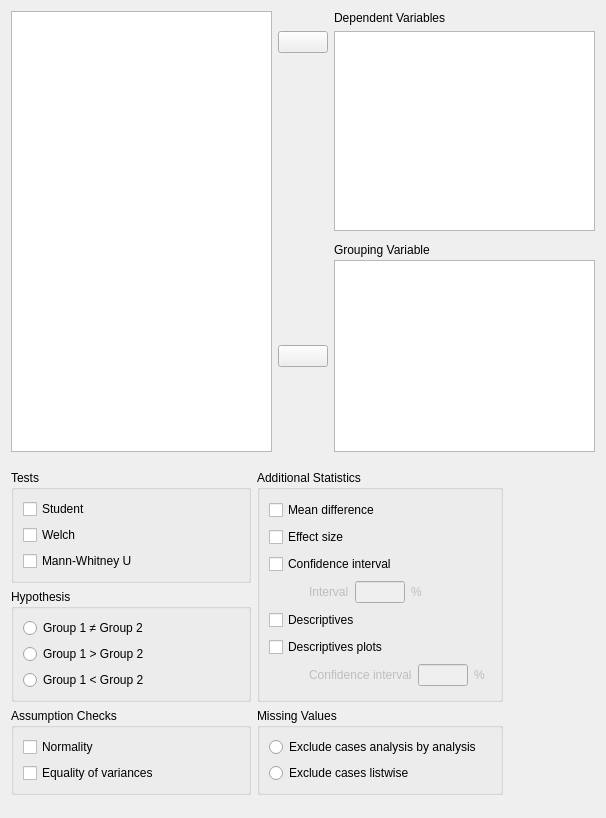
jasp-stats/jasp-desktop, file JASP-Desktop/analysisforms/ttestindependentsamplesform.ui: the form before one commit.
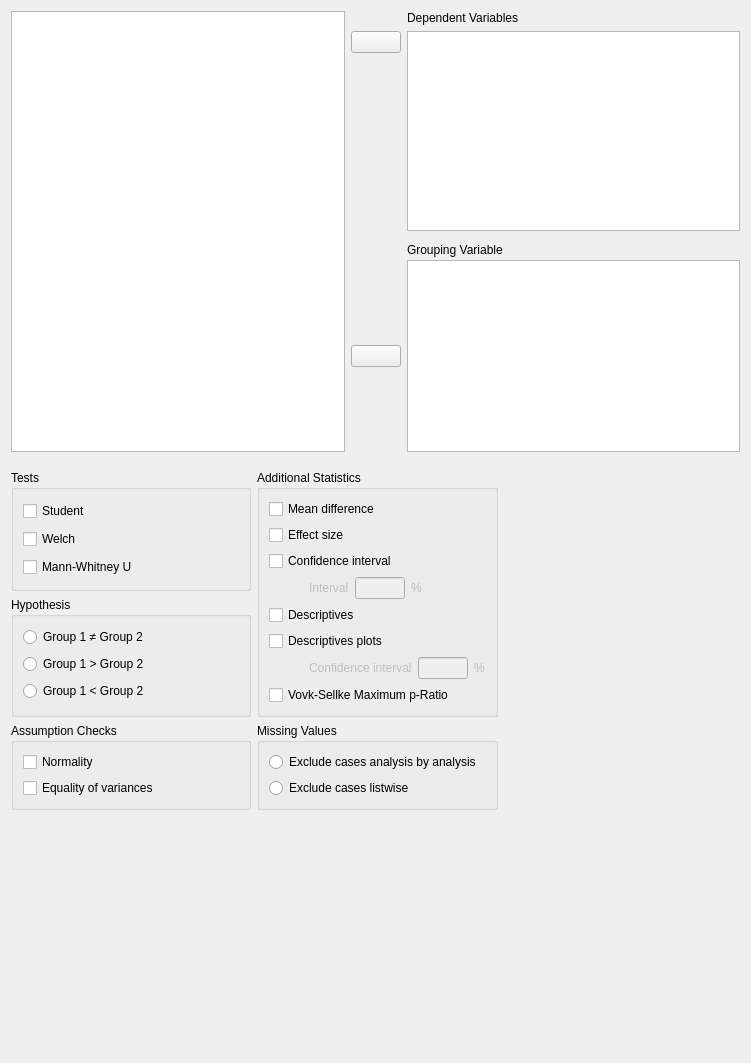
The form after the commit. Custom widgets are drawn as their Qt base class.

Commit message: Vovk-Sellke Maximum p-Ratio Preparation

What changed in the file:
```diff
--- a/JASP-Desktop/analysisforms/ttestindependentsamplesform.ui
+++ b/JASP-Desktop/analysisforms/ttestindependentsamplesform.ui
@@ -6,8 +6,8 @@
    <rect>
     <x>0</x>
     <y>0</y>
-    <width>606</width>
-    <height>818</height>
+    <width>751</width>
+    <height>1063</height>
    </rect>
   </property>
   <property name="sizePolicy">
@@ -482,8 +482,8 @@
         <property name="title">
          <string>Additional Statistics</string>
         </property>
-        <layout class="QGridLayout" name="gridLayout_3">
-         <item row="0" column="0" colspan="3">
+        <layout class="QVBoxLayout" name="verticalLayout">
+         <item>
           <widget class="BoundCheckBox" name="meanDifference">
            <property name="sizePolicy">
             <sizepolicy hsizetype="Fixed" vsizetype="Fixed">
@@ -496,33 +496,7 @@
            </property>
           </widget>
          </item>
-         <item row="5" column="0">
-          <widget class="BoundCheckBox" name="descriptivesPlots">
-           <property name="sizePolicy">
-            <sizepolicy hsizetype="Fixed" vsizetype="Fixed">
-             <horstretch>0</horstretch>
-             <verstretch>0</verstretch>
-            </sizepolicy>
-           </property>
-           <property name="text">
-            <string>Descriptives plots</string>
-           </property>
-          </widget>
-         </item>
-         <item row="2" column="0" colspan="3">
-          <widget class="BoundCheckBox" name="confidenceInterval">
-           <property name="sizePolicy">
-            <sizepolicy hsizetype="Fixed" vsizetype="Fixed">
-             <horstretch>0</horstretch>
-             <verstretch>0</verstretch>
-            </sizepolicy>
-           </property>
-           <property name="text">
-            <string>Confidence interval</string>
-           </property>
-          </widget>
-         </item>
-         <item row="1" column="0">
+         <item>
           <widget class="BoundCheckBox" name="effectSize">
            <property name="sizePolicy">
             <sizepolicy hsizetype="Fixed" vsizetype="Fixed">
@@ -535,7 +509,89 @@
            </property>
           </widget>
          </item>
-         <item row="4" column="0" colspan="2">
+         <item>
+          <widget class="BoundCheckBox" name="confidenceInterval">
+           <property name="sizePolicy">
+            <sizepolicy hsizetype="Fixed" vsizetype="Fixed">
+             <horstretch>0</horstretch>
+             <verstretch>0</verstretch>
+            </sizepolicy>
+           </property>
+           <property name="text">
+            <string>Confidence interval</string>
+           </property>
+          </widget>
+         </item>
+         <item>
+          <widget class="QWidget" name="widgetConfidenceIntervalInterval" native="true">
+           <property name="enabled">
+            <bool>false</bool>
+           </property>
+           <property name="sizePolicy">
+            <sizepolicy hsizetype="Fixed" vsizetype="Fixed">
+             <horstretch>0</horstretch>
+             <verstretch>0</verstretch>
+            </sizepolicy>
+           </property>
+           <layout class="QGridLayout" name="gridLayout_2">
+            <property name="leftMargin">
+             <number>40</number>
+            </property>
+            <property name="topMargin">
+             <number>0</number>
+            </property>
+            <property name="rightMargin">
+             <number>0</number>
+            </property>
+            <property name="bottomMargin">
+             <number>0</number>
+            </property>
+            <item row="0" column="2">
+             <widget class="QLabel" name="label_2">
+              <property name="sizePolicy">
+               <sizepolicy hsizetype="Fixed" vsizetype="Fixed">
+                <horstretch>0</horstretch>
+                <verstretch>0</verstretch>
+               </sizepolicy>
+              </property>
+              <property name="text">
+               <string>%</string>
+              </property>
+             </widget>
+            </item>
+            <item row="0" column="0">
+             <widget class="QLabel" name="label">
+              <property name="sizePolicy">
+               <sizepolicy hsizetype="Fixed" vsizetype="Fixed">
+                <horstretch>0</horstretch>
+                <verstretch>0</verstretch>
+               </sizepolicy>
+              </property>
+              <property name="text">
+               <string>Interval</string>
+              </property>
+             </widget>
+            </item>
+            <item row="0" column="1">
+             <widget class="BoundTextBox" name="confidenceIntervalInterval">
+              <property name="sizePolicy">
+               <sizepolicy hsizetype="Fixed" vsizetype="Fixed">
+                <horstretch>0</horstretch>
+                <verstretch>0</verstretch>
+               </sizepolicy>
+              </property>
+              <property name="maximumSize">
+               <size>
+                <width>50</width>
+                <height>16777215</height>
+               </size>
+              </property>
+             </widget>
+            </item>
+           </layout>
+          </widget>
+         </item>
+         <item>
           <widget class="BoundCheckBox" name="descriptives">
            <property name="sizePolicy">
             <sizepolicy hsizetype="Fixed" vsizetype="Fixed">
@@ -548,7 +604,20 @@
            </property>
           </widget>
          </item>
-         <item row="6" column="0" colspan="2">
+         <item>
+          <widget class="BoundCheckBox" name="descriptivesPlots">
+           <property name="sizePolicy">
+            <sizepolicy hsizetype="Fixed" vsizetype="Fixed">
+             <horstretch>0</horstretch>
+             <verstretch>0</verstretch>
+            </sizepolicy>
+           </property>
+           <property name="text">
+            <string>Descriptives plots</string>
+           </property>
+          </widget>
+         </item>
+         <item>
           <widget class="QWidget" name="widgetDescriptivesPlotsConfidenceInterval" native="true">
            <property name="enabled">
             <bool>false</bool>
@@ -617,73 +686,17 @@
            </layout>
           </widget>
          </item>
-         <item row="3" column="0" colspan="2">
-          <widget class="QWidget" name="widgetConfidenceIntervalInterval" native="true">
-           <property name="enabled">
-            <bool>false</bool>
-           </property>
+         <item>
+          <widget class="BoundCheckBox" name="VovkSellkeMPR">
            <property name="sizePolicy">
             <sizepolicy hsizetype="Fixed" vsizetype="Fixed">
              <horstretch>0</horstretch>
              <verstretch>0</verstretch>
             </sizepolicy>
            </property>
-           <layout class="QGridLayout" name="gridLayout_2">
-            <property name="leftMargin">
-             <number>40</number>
-            </property>
-            <property name="topMargin">
-             <number>0</number>
-            </property>
-            <property name="rightMargin">
-             <number>0</number>
-            </property>
-            <property name="bottomMargin">
-             <number>0</number>
-            </property>
-            <item row="0" column="2">
-             <widget class="QLabel" name="label_2">
-              <property name="sizePolicy">
-               <sizepolicy hsizetype="Fixed" vsizetype="Fixed">
-                <horstretch>0</horstretch>
-                <verstretch>0</verstretch>
-               </sizepolicy>
-              </property>
-              <property name="text">
-               <string>%</string>
-              </property>
-             </widget>
-            </item>
-            <item row="0" column="0">
-             <widget class="QLabel" name="label">
-              <property name="sizePolicy">
-               <sizepolicy hsizetype="Fixed" vsizetype="Fixed">
-                <horstretch>0</horstretch>
-                <verstretch>0</verstretch>
-               </sizepolicy>
-              </property>
-              <property name="text">
-               <string>Interval</string>
-              </property>
-             </widget>
-            </item>
-            <item row="0" column="1">
-             <widget class="BoundTextBox" name="confidenceIntervalInterval">
-              <property name="sizePolicy">
-               <sizepolicy hsizetype="Fixed" vsizetype="Fixed">
-                <horstretch>0</horstretch>
-                <verstretch>0</verstretch>
-               </sizepolicy>
-              </property>
-              <property name="maximumSize">
-               <size>
-                <width>50</width>
-                <height>16777215</height>
-               </size>
-              </property>
-             </widget>
-            </item>
-           </layout>
+           <property name="text">
+            <string>Vovk-Sellke Maximum p-Ratio</string>
+           </property>
           </widget>
          </item>
         </layout>
@@ -718,11 +731,6 @@
    <extends>QListView</extends>
    <header>widgets/availablefieldslistview.h</header>
   </customwidget>
-  <customwidget>
-   <class>BoundListView</class>
-   <extends>QListView</extends>
-   <header>widgets/boundlistview.h</header>
-  </customwidget>
   <customwidget>
    <class>GroupBox</class>
    <extends>QGroupBox</extends>
@@ -745,6 +753,11 @@
    <extends>QCheckBox</extends>
    <header>widgets/boundcheckbox.h</header>
   </customwidget>
+  <customwidget>
+   <class>BoundListView</class>
+   <extends>QListView</extends>
+   <header>widgets/boundlistview.h</header>
+  </customwidget>
   <customwidget>
    <class>boundSingleItemView</class>
    <extends>QListView</extends>
```
The commit also changes 16 other files.
